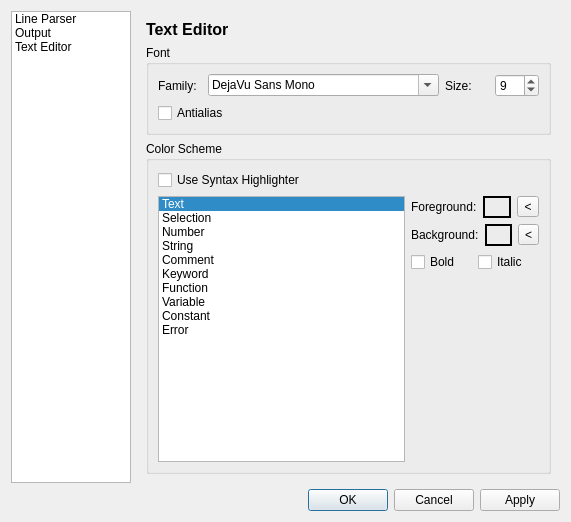
Rob0xFF/PhyxCalc, file settingsdialog.ui: the form before one commit.
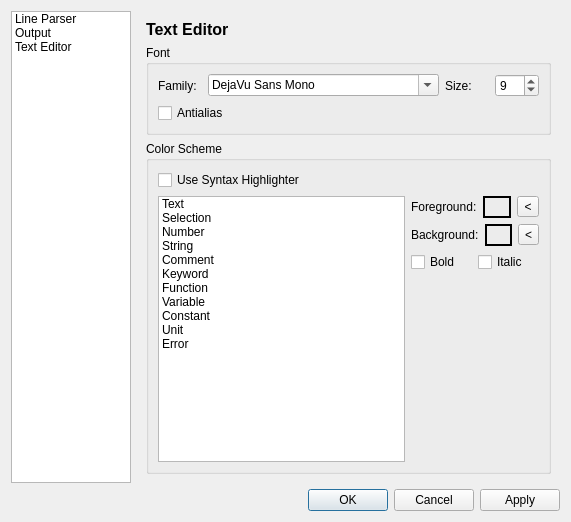
The form after the commit. The open tabs and pages were chosen to show the change. Icons and pictures are not drawn.

Commit message: added syntax highlighting for units improved startup performance

Patch:
```diff
--- a/settingsdialog.ui
+++ b/settingsdialog.ui
@@ -613,7 +613,7 @@
           <item row="1" column="0" rowspan="4">
            <widget class="QListWidget" name="colorSchemeList">
             <property name="currentRow">
-             <number>0</number>
+             <number>-1</number>
             </property>
             <item>
              <property name="text">
@@ -660,6 +660,11 @@
               <string>Constant</string>
              </property>
             </item>
+            <item>
+             <property name="text">
+              <string>Unit</string>
+             </property>
+            </item>
             <item>
              <property name="text">
               <string>Error</string>
```
The commit also changes 9 other files.
